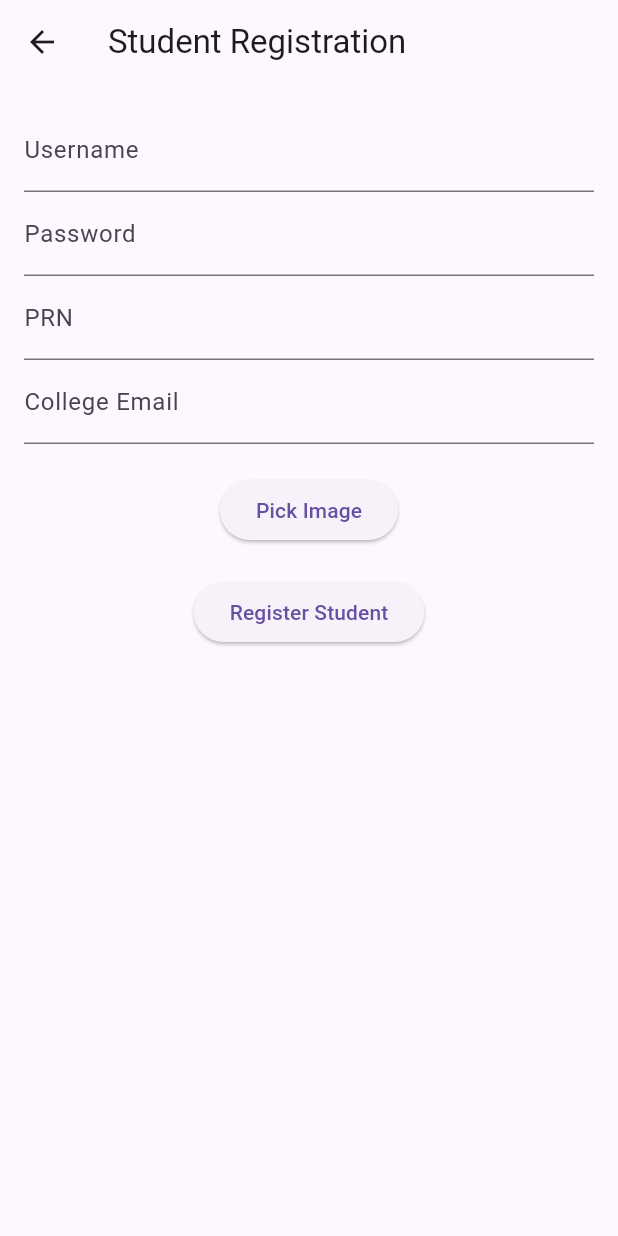
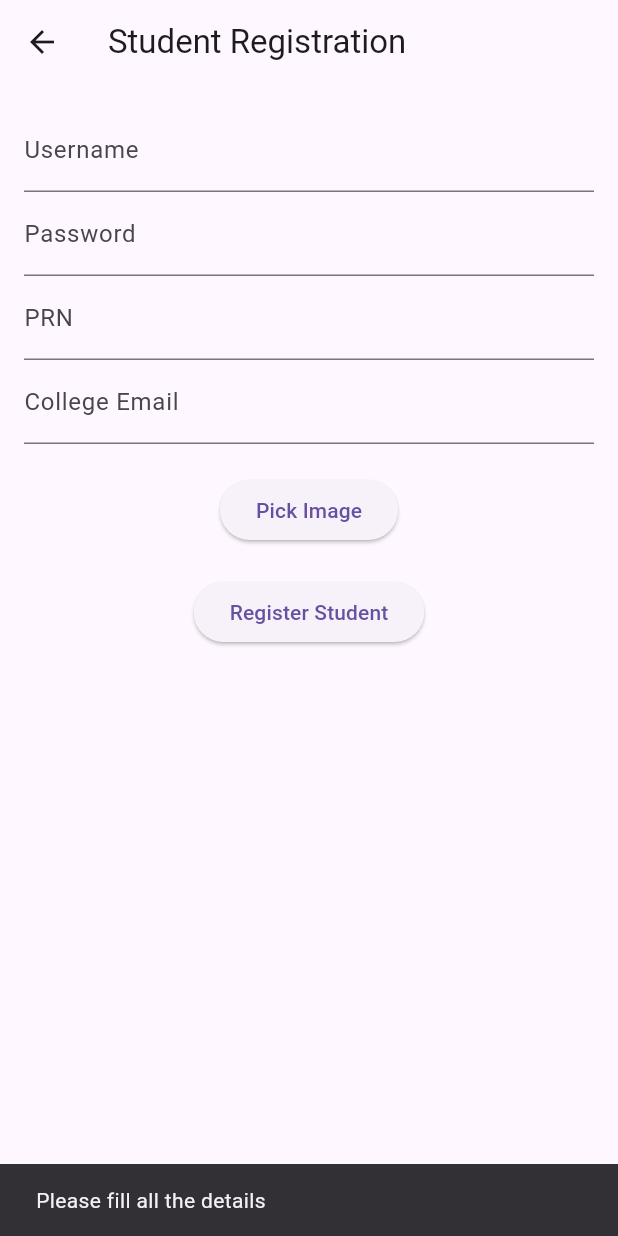
Before and after one commit to jadhavswapnil01/Flutter_Attendance, a Flutter app: the StudentRegister screen opened directly, after a tap on "Register Student", on a phone screen of 412 x 824 dp. Run offline on Flutter 3.47's test engine with Material 3 defaults, Android fonts, the phone set to English and light mode, and no system bars; our stand-ins replace image_picker.

Commit message:
Register student partially complete storing image,and remaining fields into database of swapnil's laptop to change it to ur laptop change the Uri in student_register and get such uri using ngrok

```diff
--- a/lib/screens/student_register.dart
+++ b/lib/screens/student_register.dart
@@ -31,11 +31,15 @@ class _StudentRegisterState extends State<StudentRegister> {
   // Function to send data and image to the server
   Future<void> _registerStudent() async {
     if (_image == null) {
-      print('Please Fill All Details');
+      setState(() {
+        ScaffoldMessenger.of(context).showSnackBar(
+          SnackBar(content: Text("Please fill all the details")),
+        );
+      });
       return;
     }
 
-    final uri = Uri.parse('http://10.0.2.2/attendance_api/student_register.php');
+    final uri = Uri.parse('https://703f-106-79-192-174.ngrok-free.app/attendance_api/student_register.php');
     var request = http.MultipartRequest('POST', uri)
       ..fields['username'] = _usernameController.text
       ..fields['password'] = _passwordController.text
@@ -44,12 +48,27 @@ class _StudentRegisterState extends State<StudentRegister> {
     // Attach the image file
       ..files.add(await http.MultipartFile.fromPath('image', _image!.path));
 
+      _usernameController.text= "";
+      _passwordController.text="";
+      _prnController.text="";
+      _emailController.text="";
+      _image=null;
     try {
       var response = await request.send();
       if (response.statusCode == 200) {
-        print('Student registered successfully');
+        // Parse response to check for successful registration
+      setState(() {
+        ScaffoldMessenger.of(context).showSnackBar(
+          SnackBar(content: Text("Student registered successfully!")),
+        );
+      });
       } else {
-        print('Failed to register student');
+       // Handle registration error
+      setState(() {
+        ScaffoldMessenger.of(context).showSnackBar(
+          SnackBar(content: Text("Failed to register student. Try again.")),
+        );
+      });
       }
     } catch (e) {
       print('Error: $e');
```
Also changed, not shown: 1 other file.
